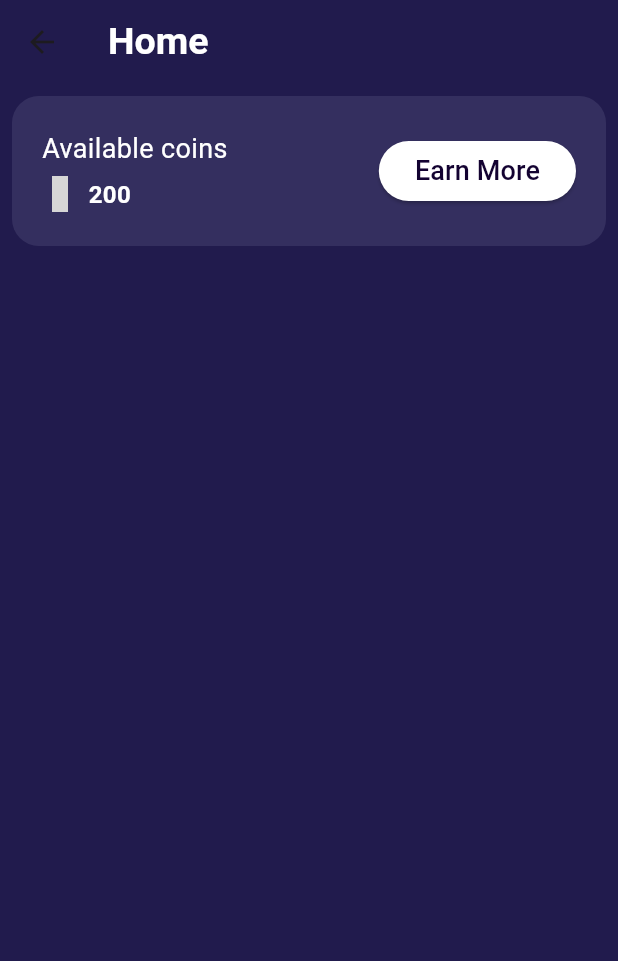
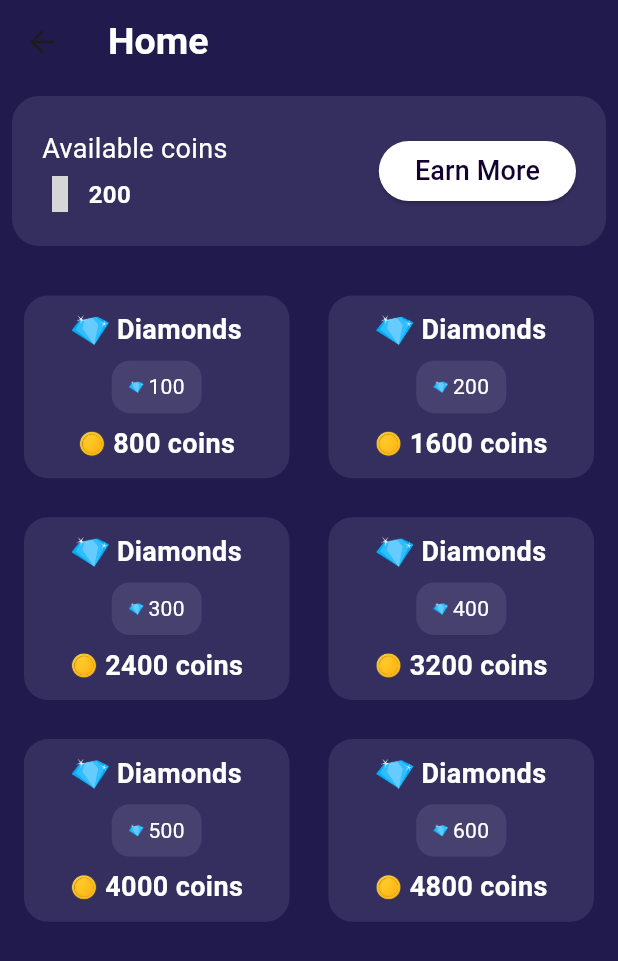
Before and after one commit to Intezar-Dev-7/sky_earn, a Flutter app: the HomeScreen screen opened directly, on a phone screen of 412 x 824 dp. Shown: the top 961 px of the screen. Run offline on Flutter 3.47's test engine with Material 3 defaults, Android fonts, the phone set to English and light mode, and no system bars; our stand-ins replace curved_navigation_bar, get, iconsax_flutter; grey boxes are pictures that could not be loaded.

Commit message:
fixed some minor issues

```diff
--- a/frontend/lib/features/Home/home_page/home.screen.dart
+++ b/frontend/lib/features/Home/home_page/home.screen.dart
@@ -1,4 +1,5 @@
 import 'package:flutter/material.dart';
+import 'package:frontend/features/Home/home_page/widgets/container_widget.dart';
 import 'package:frontend/features/Home/tasks/task.dart';
 import 'package:frontend/utils/constants/colors.dart';
 import 'package:get/get.dart';
@@ -93,6 +94,22 @@ class _HomeScreenState extends State<HomeScreen> {
                 ),
               ),
             ),
+            SizedBox(height: 25),
+            Expanded(
+              child: GridView.builder(
+                  gridDelegate: SliverGridDelegateWithFixedCrossAxisCount(
+                    crossAxisCount: 2, // Number of columns
+                    crossAxisSpacing: 10, // Horizontal spacing
+                    mainAxisSpacing: 10, // Vertical spacing
+                    childAspectRatio: 1.4, // Adjust item width/height ratio
+                  ),
+                  itemCount: 6,
+                  itemBuilder: (context, index) {
+                    return ContainerWidget(
+                        diamondsNumber: '${(index + 1) * 100}',
+                        coinsNumber: '${(index + 1) * 800} coins');
+                  }),
+            )
           ],
         ),
       ),
--- a/frontend/lib/features/Home/home_page/widgets/container_widget.dart
+++ b/frontend/lib/features/Home/home_page/widgets/container_widget.dart
@@ -31,6 +31,7 @@ class ContainerWidget extends StatelessWidget {
                 children: [
                   Image(
                     image: AssetImage(ImagesString.diamondImage),
+                    width: 25,
                   ),
                   SizedBox(width: 5),
                   Text(
@@ -52,7 +53,9 @@ class ContainerWidget extends StatelessWidget {
                 child: Row(
                   mainAxisAlignment: MainAxisAlignment.center,
                   children: [
-                    Image(image: AssetImage(ImagesString.diamondImage), width: 10),
+                    Image(
+                        image: AssetImage(ImagesString.diamondImage),
+                        width: 10),
                     SizedBox(width: 3),
                     Text(
                       diamondsNumber,
@@ -65,8 +68,8 @@ class ContainerWidget extends StatelessWidget {
                 mainAxisAlignment: MainAxisAlignment.center,
                 children: [
                   Image(
-                    image: AssetImage(ImagesString.diamondImage),
-                    width: 10,
+                    image: AssetImage(ImagesString.coinIcon),
+                    width: 18,
                   ),
                   SizedBox(width: 5),
                   Text(
```
